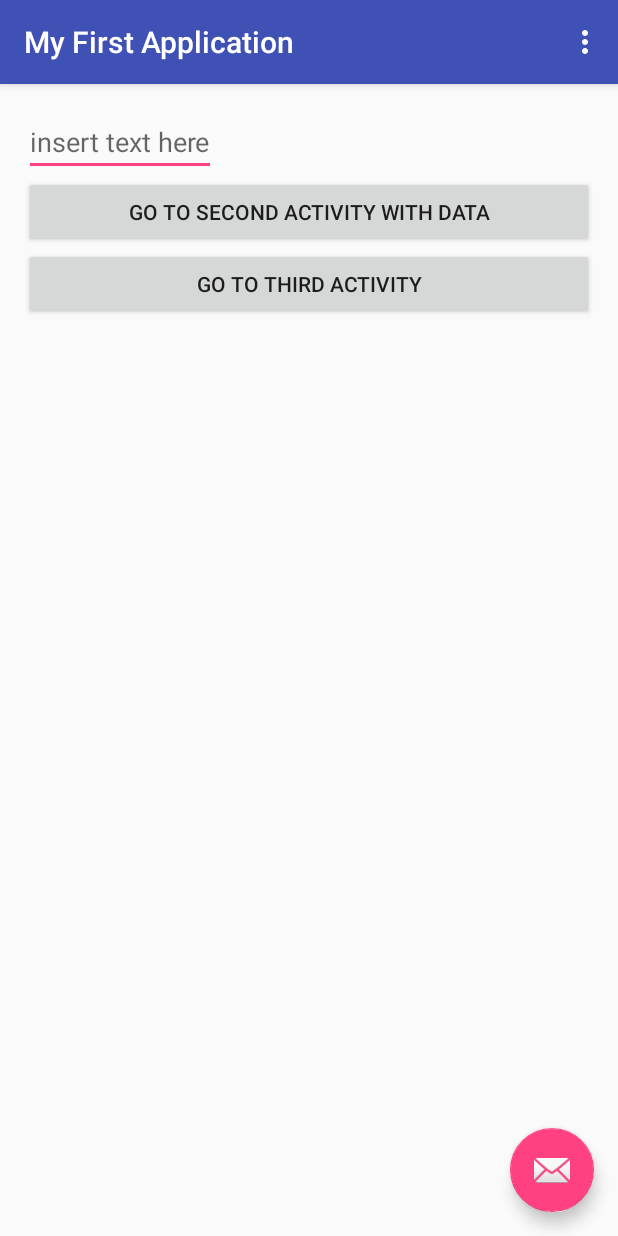
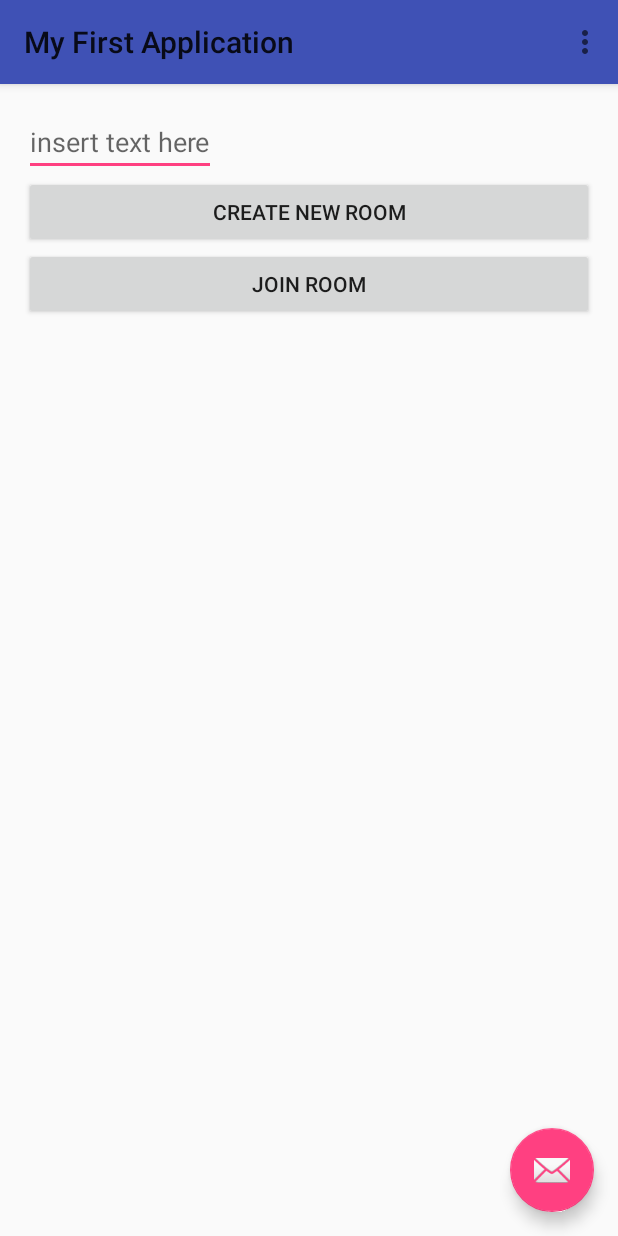
Before and after one commit to talavinari/DixitAndroidGUI, an Android app: the screen it shows after launch (FirstActivity), on a phone screen of 412 x 824 dp. Run offline under Robolectric (Android 15) with nearby library versions, the light colour scheme and no system bars.

Commit message:
guy - init

```diff
--- a/app/src/main/res/layout/activity_first_layout.xml
+++ b/app/src/main/res/layout/activity_first_layout.xml
@@ -10,14 +10,13 @@
     <android.support.design.widget.AppBarLayout
         android:layout_width="match_parent"
         android:layout_height="wrap_content"
-        android:theme="@style/AppTheme.AppBarOverlay">
+        android:theme="@style/Base.ThemeOverlay.AppCompat">
 
         <android.support.v7.widget.Toolbar
             android:id="@+id/toolbar"
             android:layout_width="match_parent"
             android:layout_height="?attr/actionBarSize"
-            android:background="?attr/colorPrimary"
-            app:popupTheme="@style/AppTheme.PopupOverlay" />
+            android:background="?attr/colorPrimary"/>
 
     </android.support.design.widget.AppBarLayout>
 
--- a/app/src/main/res/layout/content_first.xml
+++ b/app/src/main/res/layout/content_first.xml
@@ -21,17 +21,18 @@
     <Button
         android:layout_width="match_parent"
         android:layout_height="wrap_content"
-        android:text="Go to second activity with data"
-        android:onClick="changeText"
-        android:id="@+id/button_to_second"
+        android:text="Create New Room"
+        android:onClick="createNewRoom"
+        android:id="@+id/create"
         android:layout_below="@+id/message"/>
 
 
     <Button
         android:layout_width="match_parent"
         android:layout_height="wrap_content"
-        android:text="Go to third activity"
-        android:onClick="changeText"
-        android:layout_below="@+id/button_to_second"/>
+        android:text="Join room"
+        android:onClick="joinRoom"
+        android:layout_below="@+id/create"
+        android:id="@+id/join" />
 
 </RelativeLayout>
```
Also changed, not shown: app/src/main/java/com/example/tal/myfirstapplication/CallAPI.java (added, +61 -0 lines), app/src/main/java/com/example/tal/myfirstapplication/FirstActivity.java (+8 -46 lines), app/src/main/java/com/example/tal/myfirstapplication/SecondActivity.java (+10 -0 lines), app/src/main/res/layout/second_activity_layout.xml (+16 -3 lines).
